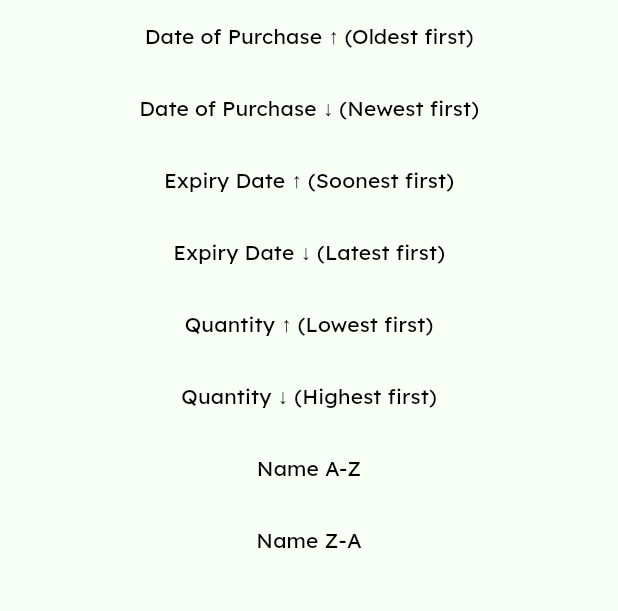
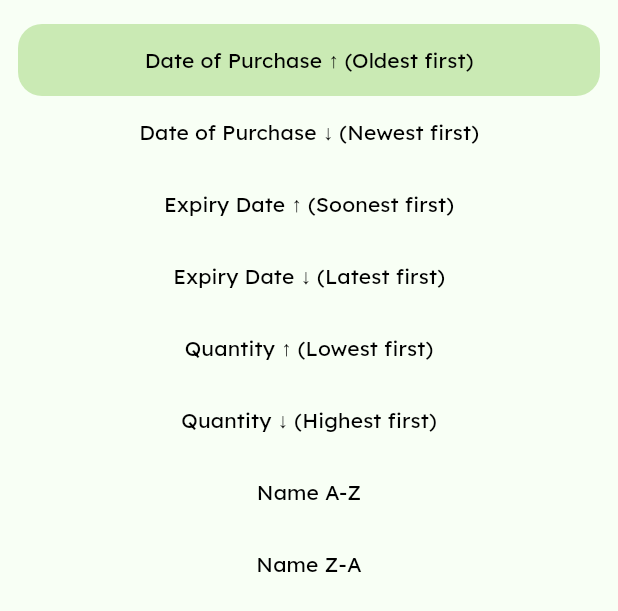
Before and after one commit to AtNull/FridgePal, a Flutter app: the OrderByBottomSheet widget shown alone on an empty page, opened directly with empty values, on a phone screen of 412 x 824 dp. Shown: the top 611 px of the screen. Run offline on Flutter 3.47's test engine with Material 3 defaults, Android fonts, the phone set to English and light mode, and no system bars; our stand-ins replace cached_network_image, dio, flutter_hooks, flutter_riverpod, hooks_riverpod, transparent_image; network calls fail.

Commit message:
display selected order option

```diff
--- a/app/lib/ui/widgets/home/order_by_bottom_sheet.dart
+++ b/app/lib/ui/widgets/home/order_by_bottom_sheet.dart
@@ -1,5 +1,6 @@
 import 'package:flutter/material.dart';
 import 'package:fridge_pal/providers/home_screen_providers.dart';
+import 'package:fridge_pal/util/theme_constants.dart';
 
 class OrderByBottomSheet extends StatelessWidget {
   final Order selectedOrder;
@@ -11,10 +12,16 @@ class OrderByBottomSheet extends StatelessWidget {
   Widget build(BuildContext context) {
     return SizedBox(
       width: double.infinity,
+      child: Padding(padding: EdgeInsetsGeometry.symmetric(horizontal: spacing),
         child: Column(
+          crossAxisAlignment: CrossAxisAlignment.stretch,
           children: [
+            SizedBox(height: cornerRadius),
             for (final order in Order.values)
               TextButton(
+                style: TextButton.styleFrom(
+                  backgroundColor: order == selectedOrder ? Theme.of(context).primaryColor : null
+                ),
                 onPressed: () {
                   onSelected(order);
                   Navigator.pop(context);
@@ -23,6 +30,7 @@ class OrderByBottomSheet extends StatelessWidget {
               )
           ],
         )
+      )
     );
   }
 }
```
Lines whose indentation alone changed are shown as unchanged.
